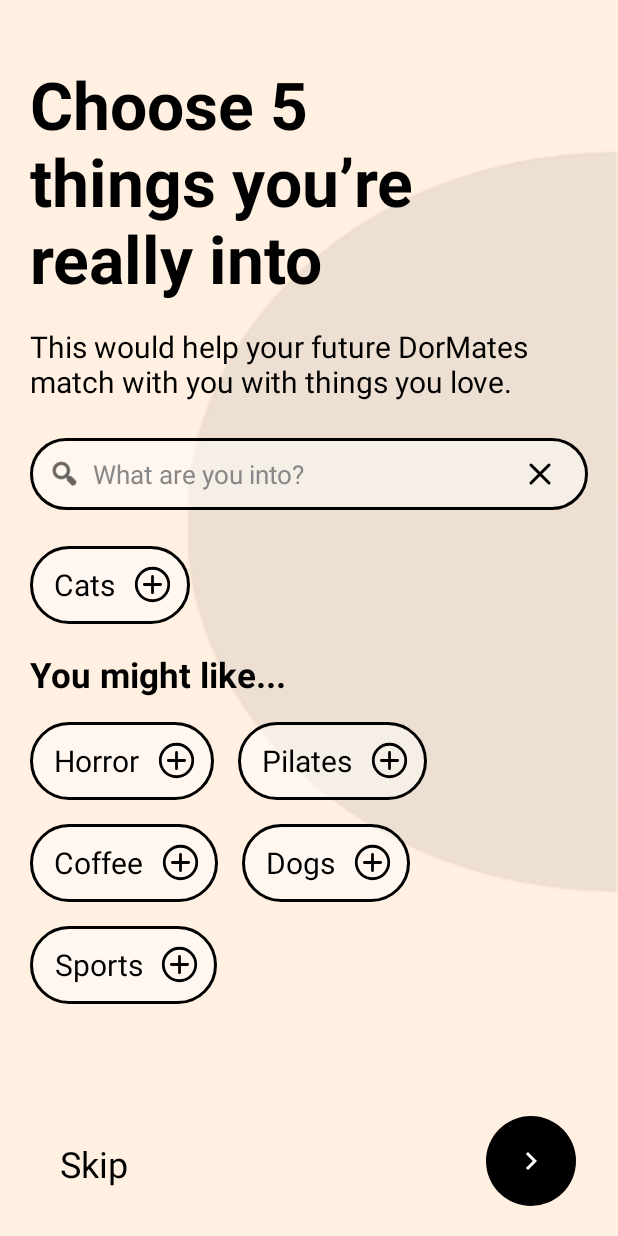
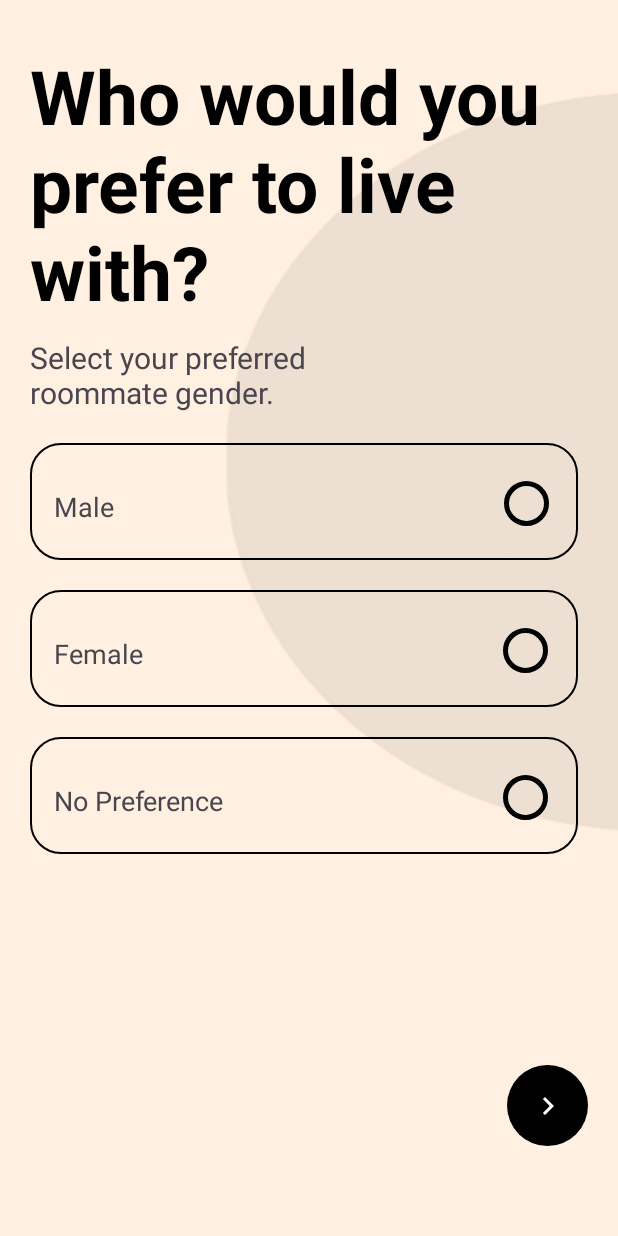
Before and after one commit to geezerbeez/DormMate, an Android app: the activity_sign_up3 screen opened directly, with no data from a screen before it, after a tap on "Continue", on a phone screen of 412 x 824 dp. Run offline under Robolectric (Android 15) with nearby library versions, the phone set to English and light mode, and no system bars; 2 statements that could not run were skipped; 3 other taps on this screen came first.

Commit message:
Firebase implementation & RecyclerView for interests added

```diff
--- a/app/build.gradle.kts
+++ b/app/build.gradle.kts
@@ -1,5 +1,6 @@
 plugins {
     alias(libs.plugins.android.application)
+    id("com.google.gms.google-services")
 }
 
 android {
@@ -39,4 +40,9 @@ dependencies {
     testImplementation(libs.junit)
     androidTestImplementation(libs.espresso.core)
     androidTestImplementation(libs.ext.junit)
+    implementation(platform("com.google.firebase:firebase-bom:35.2.0"))
+    implementation("com.google.firebase:firebase-analytics")
+    implementation("com.google.firebase:firebase-auth")
+    implementation("com.google.android.flexbox:flexbox:3.0.0")
+
 }
--- a/app/src/main/java/com/itismob/s02/group9/mco/dormmate/activity_sign_up3.java
+++ b/app/src/main/java/com/itismob/s02/group9/mco/dormmate/activity_sign_up3.java
@@ -3,9 +3,11 @@ package com.itismob.s02.group9.mco.dormmate;
 import android.content.Intent;
 import android.graphics.drawable.Drawable;
 import android.os.Bundle;
+import android.view.View;
 import android.widget.FrameLayout;
 import android.widget.ImageButton;
 import android.widget.ImageView;
+import android.widget.TextView;
 
 import androidx.appcompat.app.AppCompatActivity;
 import androidx.core.graphics.Insets;
@@ -15,7 +17,7 @@ import androidx.core.view.WindowInsetsCompat;
 
 public class activity_sign_up3 extends AppCompatActivity {
     public boolean isSelected = false;
-    private ImageView selectedCircle;
+    private TextView tvContractWarning;
     private FrameLayout btnLongTerm, btnShortTerm, btnTempStay;
     private ImageView shpSolid1, shpSolid2, shpSolid3;
     private ImageButton btnProceed;
@@ -34,6 +36,7 @@ public class activity_sign_up3 extends AppCompatActivity {
         this.btnShortTerm = findViewById(R.id.btnShortTerm);
         this.btnTempStay = findViewById(R.id.btnTempStay);
         this.btnProceed = findViewById(R.id.btnProceed);
+        this.tvContractWarning = findViewById(R.id.tvContractWarning);
 
         shpSolid1 = findViewById(R.id.shpSolid1);
         Drawable originalCircle = shpSolid1.getDrawable();
@@ -42,28 +45,36 @@ public class activity_sign_up3 extends AppCompatActivity {
         shpSolid3 = findViewById(R.id.shpSolid3);
 
         btnLongTerm.setOnClickListener(v -> {
+            tvContractWarning.setVisibility(View.GONE);
             isSelected = true;
             shpSolid1.setImageResource(R.drawable.check_circle);
             shpSolid2.setImageResource(R.drawable.circle_outline);
             shpSolid3.setImageResource(R.drawable.circle_outline);
         });
         btnShortTerm.setOnClickListener(v -> {
+            tvContractWarning.setVisibility(View.GONE);
             isSelected = true;
             shpSolid1.setImageResource(R.drawable.circle_outline);
             shpSolid2.setImageResource(R.drawable.check_circle);
             shpSolid3.setImageResource(R.drawable.circle_outline);
         });
         btnTempStay.setOnClickListener(v -> {
+            tvContractWarning.setVisibility(View.GONE);
             isSelected = true;
             shpSolid1.setImageResource(R.drawable.circle_outline);
             shpSolid2.setImageResource(R.drawable.circle_outline);
             shpSolid3.setImageResource(R.drawable.check_circle);
         });
 
+
         btnProceed.setOnClickListener(v -> {
             if(isSelected){
-                Intent intent = new Intent(activity_sign_up3.this, activity_sign_up4.class);
+                Intent intent = new Intent(activity_sign_up3.this, activity_sign_up_genderPreference.class);
                 startActivity(intent);
+            }
+            else{
+                tvContractWarning.setVisibility(View.VISIBLE);
+                return;
             }
         });
 
--- /dev/null
+++ b/app/src/main/java/com/itismob/s02/group9/mco/dormmate/activity_sign_up_genderPreference.java
@@ -0,0 +1,81 @@
+package com.itismob.s02.group9.mco.dormmate;
+
+import android.content.Intent;
+import android.graphics.drawable.Drawable;
+import android.os.Bundle;
+import android.view.View;
+import android.widget.FrameLayout;
+import android.widget.ImageButton;
+import android.widget.ImageView;
+import android.widget.TextView;
+
+import androidx.appcompat.app.AppCompatActivity;
+import androidx.core.graphics.Insets;
+import androidx.core.view.ViewCompat;
+import androidx.core.view.WindowCompat;
+import androidx.core.view.WindowInsetsCompat;
+
+public class activity_sign_up_genderPreference extends AppCompatActivity {
+
+    public boolean isSelected = false;
+    private FrameLayout btnMale, btnFemale, btnNoPref;
+    private ImageView shpSolid1, shpSolid2, shpSolid3;
+    private ImageButton btnProceedPref;
+    private TextView tvGenderWarning;
+
+    @Override
+    protected void onCreate(Bundle savedInstanceState) {
+        super.onCreate(savedInstanceState);
+        WindowCompat.enableEdgeToEdge(getWindow());
+        setContentView(R.layout.activity_sign_up_gender_preference);
+        ViewCompat.setOnApplyWindowInsetsListener(findViewById(R.id.main), (v, insets) -> {
+            Insets systemBars = insets.getInsets(WindowInsetsCompat.Type.systemBars());
+            v.setPadding(systemBars.left, systemBars.top, systemBars.right, systemBars.bottom);
+            return insets;
+        });
+        this.btnMale = findViewById(R.id.btnMale);
+        this.btnFemale = findViewById(R.id.btnFemale);
+        this.btnNoPref = findViewById(R.id.btnNoPref);
+        this.btnProceedPref = findViewById(R.id.btnProceedPref);
+        this.tvGenderWarning = findViewById(R.id.tvGenderWarning);
+
+        shpSolid1 = findViewById(R.id.shpSolid1);
+        Drawable originalCircle = shpSolid1.getDrawable();
+        shpSolid2 = findViewById(R.id.shpSolid2);
+        Drawable originalCircle2 = shpSolid2.getDrawable();
+        shpSolid3 = findViewById(R.id.shpSolid3);
+
+        btnMale.setOnClickListener(v -> {
+            tvGenderWarning.setVisibility(View.GONE);
+            isSelected = true;
+            shpSolid1.setImageResource(R.drawable.check_circle);
+            shpSolid2.setImageResource(R.drawable.circle_outline);
+            shpSolid3.setImageResource(R.drawable.circle_outline);
+        });
+        btnFemale.setOnClickListener(v -> {
+            tvGenderWarning.setVisibility(View.GONE);
+            isSelected = true;
+            shpSolid1.setImageResource(R.drawable.circle_outline);
+            shpSolid2.setImageResource(R.drawable.check_circle);
+            shpSolid3.setImageResource(R.drawable.circle_outline);
+        });
+        btnNoPref.setOnClickListener(v -> {
+            tvGenderWarning.setVisibility(View.GONE);
+            isSelected = true;
+            shpSolid1.setImageResource(R.drawable.circle_outline);
+            shpSolid2.setImageResource(R.drawable.circle_outline);
+            shpSolid3.setImageResource(R.drawable.check_circle);
+        });
+
+        btnProceedPref.setOnClickListener(v -> {
+            if(isSelected){
+                Intent intent = new Intent(activity_sign_up_genderPreference.this, activity_sign_up4.class);
+                startActivity(intent);
+            }
+            else{
+                tvGenderWarning.setVisibility(View.VISIBLE);
+                return;
+            }
+        });
+    }
+}
--- a/app/src/main/res/layout/activity_sign_up4.xml
+++ b/app/src/main/res/layout/activity_sign_up4.xml
@@ -100,15 +100,6 @@
                     android:src="@drawable/ic_interest_close" />
 
             </LinearLayout>
-
-            <TextView
-                android:id="@+id/btnInterest1"
-                style="@style/InterestOption"
-                android:layout_marginTop="24dp"
-                android:drawableEnd="@drawable/ic_interest_close_circle"
-                android:text="Cats"
-                android:contentDescription="Remove Cats" />
-
             <TextView
                 android:layout_width="match_parent"
                 android:layout_height="wrap_content"
@@ -118,54 +109,18 @@
                 android:textSize="23sp"
                 android:textStyle="bold" />
 
-            <LinearLayout
+            <androidx.recyclerview.widget.RecyclerView
+                android:id="@+id/rvInterests"
                 android:layout_width="match_parent"
                 android:layout_height="wrap_content"
                 android:layout_marginTop="16dp"
-                android:orientation="horizontal">
+                android:nestedScrollingEnabled="false"
+                app:layoutManager="androidx.recyclerview.widget.GridLayoutManager"
+                app:spanCount="3"
+                tools:itemCount="6"
+                tools:listitem="@layout/activity_interest_rv" />
 
-                <TextView
-                    android:id="@+id/btnInterest2"
-                    style="@style/InterestOption"
-                    android:drawableEnd="@drawable/ic_interest_add"
-                    android:text="Horror" />
 
-                <TextView
-                    android:id="@+id/btnInterest3"
-                    style="@style/InterestOption"
-                    android:layout_marginStart="16dp"
-                    android:drawableEnd="@drawable/ic_interest_add"
-                    android:text="Pilates" />
-
-            </LinearLayout>
-
-            <LinearLayout
-                android:layout_width="match_parent"
-                android:layout_height="wrap_content"
-                android:layout_marginTop="16dp"
-                android:orientation="horizontal">
-
-                <TextView
-                    android:id="@+id/btnInterest4"
-                    style="@style/InterestOption"
-                    android:drawableEnd="@drawable/ic_interest_add"
-                    android:text="Coffee" />
-
-                <TextView
-                    android:id="@+id/btnInterest5"
-                    style="@style/InterestOption"
-                    android:layout_marginStart="16dp"
-                    android:drawableEnd="@drawable/ic_interest_add"
-                    android:text="Dogs" />
-
-            </LinearLayout>
-
-            <TextView
-                android:id="@+id/btnInterest6"
-                style="@style/InterestOption"
-                android:layout_marginTop="16dp"
-                android:drawableEnd="@drawable/ic_interest_add"
-                android:text="Sports" />
 
         </LinearLayout>
     </ScrollView>
--- /dev/null
+++ b/app/src/main/res/layout/activity_sign_up_gender_preference.xml
@@ -0,0 +1,163 @@
+<?xml version="1.0" encoding="utf-8"?>
+<FrameLayout xmlns:android="http://schemas.android.com/apk/res/android"
+    xmlns:app="http://schemas.android.com/apk/res-auto"
+    xmlns:tools="http://schemas.android.com/tools"
+    android:id="@+id/main"
+    android:layout_width="match_parent"
+    android:layout_height="match_parent"
+    tools:context=".activity_sign_up_genderPreference"
+    android:background="@color/cream">
+    <View
+        android:layout_width="288dp"
+        android:layout_height="496dp"
+        android:layout_marginStart="150dp"
+        android:layout_marginTop="60dp"
+        android:background="@drawable/bg_deco"
+        android:layout_marginRight="20dp"/>
+
+    <LinearLayout
+        android:layout_width="match_parent"
+        android:layout_height="match_parent"
+        android:orientation="vertical"
+        android:paddingStart="20dp"
+        android:paddingEnd="20dp"
+        android:paddingTop="30dp"
+        >
+
+        <TextView
+            android:layout_width="379dp"
+            android:layout_height="wrap_content"
+            android:text="Who would you prefer to live with?"
+            android:textColor="@color/black"
+            android:textSize="50sp"
+            android:textStyle="bold" />
+
+        <TextView
+            android:layout_width="227dp"
+            android:layout_height="wrap_content"
+            android:layout_marginTop="10dp"
+            android:text="Select your preferred roommate gender."
+            android:textSize="20sp" />
+
+        <FrameLayout
+            android:id="@+id/btnMale"
+            android:layout_width="365dp"
+            android:layout_height="78dp"
+            android:layout_marginTop="20dp"
+            android:background="@drawable/rounded_button_outline"
+            android:paddingHorizontal="16dp"
+            android:paddingVertical="10dp"
+            android:clickable="true">
+
+            <LinearLayout
+                android:layout_width="wrap_content"
+                android:layout_height="wrap_content"
+                android:orientation="horizontal">
+
+                <TextView
+                    android:layout_width="wrap_content"
+                    android:layout_height="wrap_content"
+                    android:paddingTop="20dp"
+                    android:text="Male"
+                    android:textSize="18sp" />
+
+                <ImageView
+                    android:id="@+id/shpSolid1"
+                    android:layout_width="30dp"
+                    android:layout_height="30dp"
+                    android:layout_marginLeft="260dp"
+                    android:layout_marginTop="15dp"
+                    android:src="@drawable/circle_outline" />
+            </LinearLayout>
+        </FrameLayout>
+
+        <FrameLayout
+            android:id="@+id/btnFemale"
+            android:layout_width="365dp"
+            android:layout_height="78dp"
+            android:background="@drawable/rounded_button_outline"
+            android:paddingHorizontal="16dp"
+            android:paddingVertical="10dp"
+            android:layout_marginTop="20dp"
+            android:clickable="true">
+
+            <LinearLayout
+                android:layout_width="wrap_content"
+                android:layout_height="wrap_content"
+                android:orientation="horizontal">
+
+                <TextView
+                    android:layout_width="wrap_content"
+                    android:layout_height="wrap_content"
+                    android:paddingTop="20dp"
+                    android:text="Female"
+                    android:textSize="18sp" />
+
+                <ImageView
+                    android:id="@+id/shpSolid2"
+                    android:layout_width="30dp"
+                    android:layout_height="30dp"
+                    android:layout_marginLeft="240dp"
+                    android:layout_marginTop="15dp"
+                    android:src="@drawable/circle_outline" />
+            </LinearLayout>
+        </FrameLayout>
+
+        <FrameLayout
+            android:clickable="true"
+            android:id="@+id/btnNoPref"
+            android:layout_width="365dp"
+            android:layout_height="78dp"
+            android:layout_marginTop="20dp"
+            android:background="@drawable/rounded_button_outline"
+            android:paddingHorizontal="16dp"
+            android:paddingVertical="10dp">
+
+            <LinearLayout
+                android:layout_width="wrap_content"
+                android:layout_height="wrap_content"
+                android:orientation="horizontal">
+
+                <TextView
+                    android:layout_width="209dp"
+                    android:layout_height="wrap_content"
+                    android:paddingTop="20dp"
+                    android:text="No Preference"
+                    android:textSize="18sp" />
+
+                <ImageView
+                    android:id="@+id/shpSolid3"
+                    android:layout_width="30dp"
+                    android:layout_height="30dp"
+                    android:layout_marginLeft="90dp"
+                    android:layout_marginTop="15dp"
+                    android:src="@drawable/circle_outline" />
+            </LinearLayout>
+        </FrameLayout>
+
+        <TextView
+            android:id="@+id/tvGenderWarning"
+            android:layout_width="wrap_content"
+            android:layout_height="wrap_content"
+            android:text="*Please select a roommate gender preference"
+            android:paddingTop="10dp"
+            android:textColor="@color/orange"
+            android:visibility="gone"/>
+
+    </LinearLayout>
+
+    <ImageButton
+        android:id="@+id/btnProceedPref"
+        android:layout_width="54dp"
+        android:layout_height="54dp"
+        android:layout_gravity="bottom|end"
+        android:layout_marginRight="20dp"
+        android:layout_marginBottom="60dp"
+        android:background="@drawable/circle_button"
+        android:backgroundTint="#000000"
+        android:src="@drawable/ic_continue"
+        android:scaleType="centerInside"
+        android:padding="12dp"
+        android:contentDescription="Continue" />
+
+</FrameLayout>
--- a/build.gradle.kts
+++ b/build.gradle.kts
@@ -1,4 +1,5 @@
 // Top-level build file where you can add configuration options common to all sub-projects/modules.
 plugins {
     alias(libs.plugins.android.application) apply false
+    id("com.google.gms.google-services") version "4.6.0" apply false
 }
```
Also changed, not shown: app/src/main/AndroidManifest.xml (+8 -0 lines), app/src/main/java/com/itismob/s02/group9/mco/dormmate/Interest.java (added, +19 -0 lines), app/src/main/java/com/itismob/s02/group9/mco/dormmate/InterestAdapter.java (added, +91 -0 lines), app/src/main/java/com/itismob/s02/group9/mco/dormmate/InterestDataHelper.java (added, +38 -0 lines), app/src/main/java/com/itismob/s02/group9/mco/dormmate/InterestViewHolder.java (added, +33 -0 lines), app/src/main/java/com/itismob/s02/group9/mco/dormmate/activity_sign_up4.java (+28 -57 lines), app/src/main/java/com/itismob/s02/group9/mco/dormmate/activity_sign_up_email.java (+24 -10 lines), app/src/main/java/com/itismob/s02/group9/mco/dormmate/interest_rv.java (added, +24 -0 lines), app/src/main/res/layout/activity_interest_rv.xml (added, +18 -0 lines), app/src/main/res/layout/activity_sign_up_email.xml (+9 -1 lines), 1 other file.
